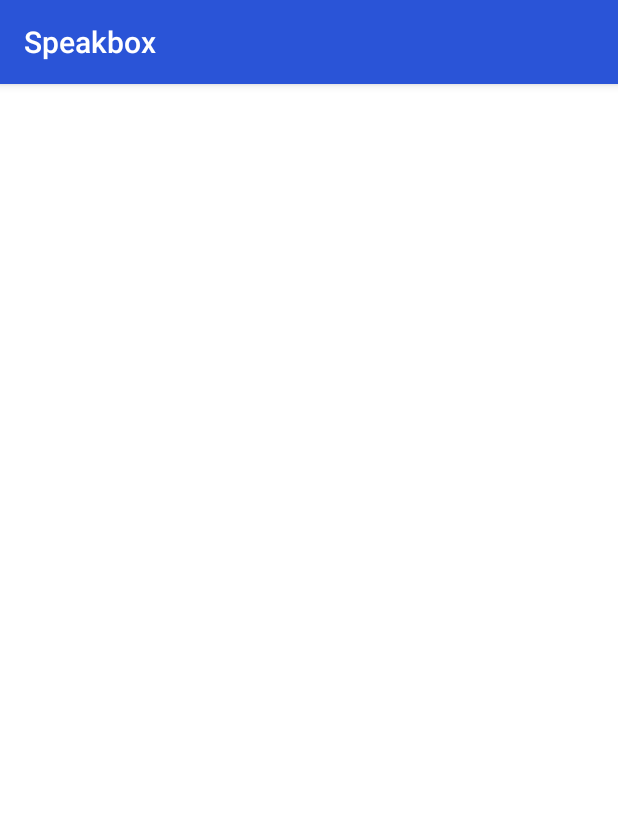
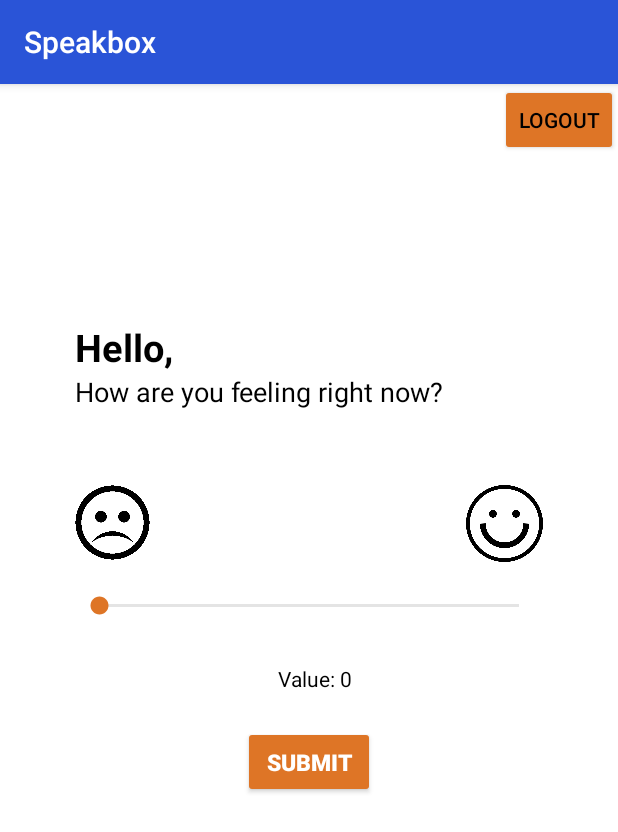
Before and after one commit to christineliu0318/IntellijSpeakBox, an Android app: the screen it shows after launch (BaseActivity before the commit, MainActivity after it), on a phone screen of 412 x 824 dp. Shown: the top 832 px of the screen. Run offline under Robolectric (Android 15) with nearby library versions, the phone set to English and light mode, and no system bars; libraries missing offline, so code that uses them is left out: com.firebase.client; 8 statements that could not run were skipped.

Commit message:
Completed Login
Revised MainActivity
Display user first name on fragments

```diff
--- a/Speakbox/app/src/main/java/speakbox/ui/BaseActivity.java
+++ b/Speakbox/app/src/main/java/speakbox/ui/BaseActivity.java
@@ -17,18 +17,18 @@ import speakbox.util.Constants;
 
 
 /**
- * Main Activity
+ * BaseActivity - All other activites to extend from this
  */
 
 public class BaseActivity extends Activity {
 
-    private final static String TAG = "MainActivity";
+    private final static String TAG = "BaseActivity";
     public final static String PREFS = "PrefsFile";
 
     private SharedPreferences settings = null;
     private SharedPreferences.Editor editor = null;
 
-    private Firebase fb;
+    protected Firebase fb;
 
     /**
      * Called when the activity is first created.
@@ -41,21 +41,6 @@ public class BaseActivity extends Activity {
         Firebase.setAndroidContext(this);
 
         fb = new Firebase(Constants.FIREBASE_URL);
-
-        fb.addAuthStateListener(new Firebase.AuthStateListener() {
-            @Override
-            public void onAuthStateChanged(AuthData authData) {
-                if (authData != null) {
-                    //user is logged in
-                    Intent intent = new Intent(BaseActivity.this, MainActivity.class);
-
-                } else {
-                    //user is not logged in
-                    Intent intent = new Intent(BaseActivity.this, LoginActivity.class);
-                    startActivity(intent);
-                }
-            }
-        });
 
         // Save time of run:
         settings = getSharedPreferences(PREFS, MODE_PRIVATE);
@@ -72,11 +57,6 @@ public class BaseActivity extends Activity {
     }
 
 
-    public void addFragment() {
-        Fragment fg = QuestionDisplayFragment.newInstance();
-        getFragmentManager().beginTransaction().add(R.id.layout, fg).commit();
-    }
-
     public void recordRunTime() {
         editor.putLong("lastRun", System.currentTimeMillis());
         editor.commit();
@@ -89,6 +69,11 @@ public class BaseActivity extends Activity {
         Log.v(TAG, "Notifications enabled");
     }
 
+    public void logout(View v) {
+        fb.unauth();
+    }
+
+
 //    public void disableNotification(View v) {
 //        editor.putBoolean("enabled", false);
 //        editor.commit();
--- a/Speakbox/app/src/main/java/speakbox/ui/MainActivity.java
+++ b/Speakbox/app/src/main/java/speakbox/ui/MainActivity.java
@@ -1,7 +1,49 @@
 package speakbox.ui;
+
+import android.app.Fragment;
+import android.content.Intent;
+import android.os.Bundle;
+
+
+
+import com.example.SpeakBox.R;
+import com.firebase.client.AuthData;
+import com.firebase.client.Firebase;
+
+import speakbox.ui.fragments.QuestionDisplayFragment;
+import speakbox.ui.login.LoginActivity;
 
 /**
  * Created by YingYing on 16-04-27.
  */
 public class MainActivity extends BaseActivity {
+
+    @Override
+    public void onCreate(Bundle savedInstanceState) {
+        super.onCreate(savedInstanceState);
+
+        fb.addAuthStateListener(new Firebase.AuthStateListener() {
+            @Override
+            public void onAuthStateChanged(AuthData authData) {
+                if (authData == null) {
+                    //user is not logged in
+                    Intent intent = new Intent(MainActivity.this, LoginActivity.class);
+                    startActivity(intent);
+                }
+            }
+        });
+    }
+
+    @Override
+    protected void onPostResume() {
+        super.onPostResume();
+        setContentView(R.layout.main);
+        addFragment();
+    }
+
+    public void addFragment() {
+        Fragment fg = QuestionDisplayFragment.newInstance();
+        getFragmentManager().beginTransaction().add(R.id.layout, fg).commit();
+    }
+
 }
--- a/Speakbox/app/src/main/java/speakbox/ui/QuestionDisplayFragment.java
+++ b/Speakbox/app/src/main/java/speakbox/ui/fragments/QuestionDisplayFragment.java
@@ -1,4 +1,4 @@
-package speakbox.ui;
+package speakbox.ui.fragments;
 
 import android.app.Fragment;
 import android.app.FragmentTransaction;
@@ -10,12 +10,17 @@ import android.widget.Button;
 import android.widget.SeekBar;
 import android.widget.TextView;
 import com.example.SpeakBox.R;
+import com.firebase.client.AuthData;
+import com.firebase.client.DataSnapshot;
 import com.firebase.client.Firebase;
+import com.firebase.client.FirebaseError;
+import com.firebase.client.ValueEventListener;
 
 import java.util.HashMap;
 import java.util.Map;
 
 import speakbox.model.Response;
+
 import speakbox.util.Constants;
 
 /**
@@ -27,7 +32,9 @@ public class QuestionDisplayFragment extends Fragment{
     private TextView userName;
     private SeekBar seekBar;
     private TextView seekBarValue;
-    private Button submitReponse;
+    private Button submitResponse;
+    private String userFirstName;
+
 
     public static QuestionDisplayFragment newInstance() {
         QuestionDisplayFragment qdFragment = new QuestionDisplayFragment();
@@ -44,7 +51,7 @@ public class QuestionDisplayFragment extends Fragment{
         View rootView = inflater.inflate(R.layout.display_question, container, false);
         initializeScreen(rootView);
 
-        userName.setText("Ying Ying"); // the user's name
+        getUserFirstName();
 
         seekBar.setOnSeekBarChangeListener(new SeekBar.OnSeekBarChangeListener() {
             @Override
@@ -63,7 +70,7 @@ public class QuestionDisplayFragment extends Fragment{
             }
         });
 
-        submitReponse.setOnClickListener(new Button.OnClickListener() {
+        submitResponse.setOnClickListener(new Button.OnClickListener() {
             @Override
             public void onClick(View view) {
                 submitResponse();
@@ -78,7 +85,7 @@ public class QuestionDisplayFragment extends Fragment{
         userName = (TextView) rootView.findViewById(R.id.userNameTextView);
         seekBar = (SeekBar) rootView.findViewById(R.id.rateSeekBar);
         seekBarValue = (TextView) rootView.findViewById(R.id.seekBarValueTextView);
-        submitReponse = (Button) rootView.findViewById(R.id.submitButton);
+        submitResponse = (Button) rootView.findViewById(R.id.submitButton);
     }
 
     private void submitResponse() {
@@ -103,4 +110,28 @@ public class QuestionDisplayFragment extends Fragment{
         transaction.replace(R.id.layout, newFragment);
         transaction.commit();
     }
+
+    private void getUserFirstName() {
+
+        Firebase fb = new Firebase(Constants.FIREBASE_URL);
+        AuthData ad = fb.getAuth();
+        String uid = ad.getUid();
+
+        Firebase userLocation = new Firebase(Constants.FIREBASE_URL + "/Users/" + uid + "/name");
+
+        userLocation.addListenerForSingleValueEvent(new ValueEventListener() {
+            @Override
+            public void onDataChange(DataSnapshot dataSnapshot) {
+                userFirstName = dataSnapshot.getValue().toString();
+                userName.setText(userFirstName);
+            }
+
+            @Override
+            public void onCancelled(FirebaseError firebaseError) {
+                System.out.println("didn't work");
+            }
+        });
+    }
+
+
 }
--- a/Speakbox/app/src/main/res/layout/display_question.xml
+++ b/Speakbox/app/src/main/res/layout/display_question.xml
@@ -16,8 +16,7 @@
             android:layout_width="wrap_content"
             android:layout_height="wrap_content"
             android:textAppearance="?android:attr/textAppearanceLarge"
-            android:text="Name"
-            android:id="@+id/userNameTextView"
+        android:id="@+id/userNameTextView"
             android:textSize="25dp" android:layout_alignTop="@+id/helloTextView"
             android:layout_alignParentEnd="true" android:layout_marginRight="50dp"
             android:layout_toEndOf="@+id/helloTextView"/>
--- a/Speakbox/app/src/main/res/layout/main.xml
+++ b/Speakbox/app/src/main/res/layout/main.xml
@@ -4,4 +4,13 @@
               android:layout_height="match_parent"
               android:id="@+id/layout"
               android:orientation="vertical">
+
+    <Button
+        style="?android:attr/buttonStyleSmall"
+        android:layout_width="wrap_content"
+        android:layout_height="wrap_content"
+        android:text="Logout"
+        android:id="@+id/logoutButton"
+        android:onClick="logout"
+        android:layout_gravity="right" />
 </LinearLayout>
--- a/Speakbox/app/src/main/res/layout/pending_question.xml
+++ b/Speakbox/app/src/main/res/layout/pending_question.xml
@@ -16,8 +16,7 @@
             android:layout_width="wrap_content"
             android:layout_height="wrap_content"
             android:textAppearance="?android:attr/textAppearanceLarge"
-            android:text="Name"
-            android:id="@+id/userNameTextView"
+        android:id="@+id/userNameTextView"
             android:textSize="25dp"
         android:layout_marginRight="50dp"
         android:layout_above="@+id/displayMessage"
```
Also changed, not shown: Speakbox/app/src/main/AndroidManifest.xml (+12 -1 lines), Speakbox/app/src/main/java/speakbox/ui/fragments/PendingQuestionFragment.java (renamed from Speakbox/app/src/main/java/speakbox/ui/PendingQuestionFragment.java, +38 -6 lines), Speakbox/app/src/main/java/speakbox/ui/login/CreateAccountActivity.java (+5 -6 lines), Speakbox/app/src/main/java/speakbox/ui/login/LoginActivity.java (+11 -13 lines).
